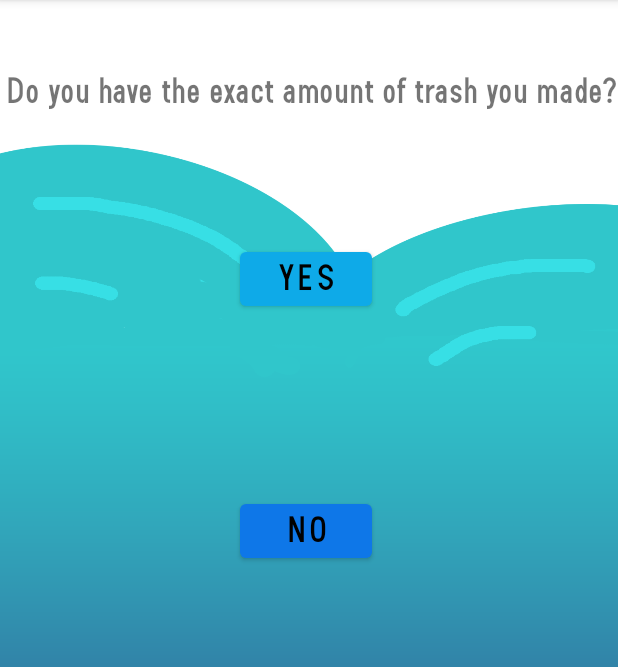
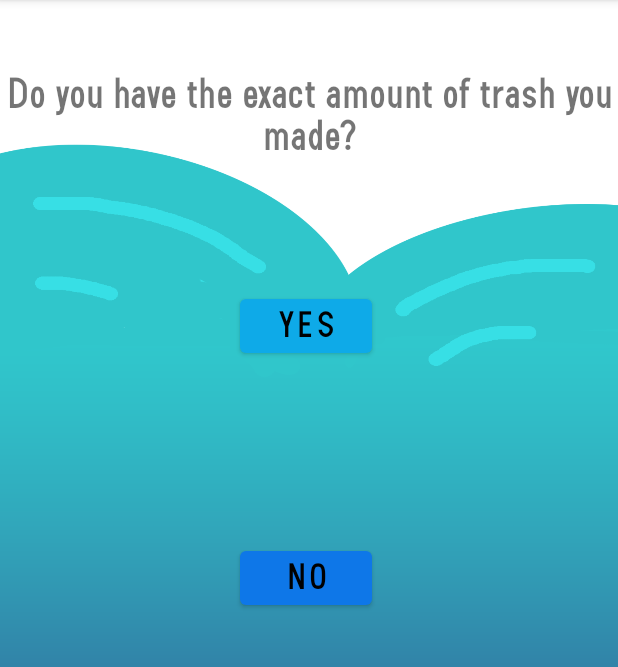
Before and after one commit to ehaque003/oceanenviromentimpact, an Android app: the wastetrackerpage screen opened directly, with no data from a screen before it, on a phone screen of 412 x 824 dp, the part 84-751 px from its top. Run offline under Robolectric (Android 15) with nearby library versions, the phone set to English and light mode, and no system bars.

Commit message:
ui changes to all pages

```diff
--- a/app/src/main/res/layout/activity_wastetrackerpage.xml
+++ b/app/src/main/res/layout/activity_wastetrackerpage.xml
@@ -21,14 +21,15 @@
 
     <TextView
         android:id="@+id/choicegiver"
-        android:layout_width="wrap_content"
-        android:layout_height="wrap_content"
+        android:layout_width="405dp"
+        android:layout_height="57dp"
         android:layout_marginStart="4dp"
         android:layout_marginLeft="4dp"
         android:layout_marginTop="48dp"
         android:fontFamily="@font/sanlususbold"
+        android:gravity="center"
         android:text="Do you have the exact amount of trash you made?"
-        android:textSize="25sp"
+        android:textSize="30sp"
         android:textStyle="bold"
         app:layout_constraintStart_toStartOf="parent"
         app:layout_constraintTop_toTopOf="parent" />
@@ -65,43 +66,43 @@
 
     <EditText
         android:id="@+id/amountoftrashmadethatentry"
-        android:layout_width="wrap_content"
-        android:layout_height="wrap_content"
-        android:layout_marginStart="108dp"
-        android:layout_marginLeft="108dp"
-        android:layout_marginTop="36dp"
+        android:layout_width="262dp"
+        android:layout_height="87dp"
+        android:layout_marginStart="72dp"
+        android:layout_marginLeft="72dp"
+        android:layout_marginTop="64dp"
         android:ems="10"
         android:fontFamily="@font/sanlususbold"
         android:hint="Amount"
         android:inputType="textPersonName"
         android:textColor="#000000"
-        android:textSize="16sp"
+        android:textSize="20sp"
         android:visibility="invisible"
         app:layout_constraintStart_toStartOf="parent"
         app:layout_constraintTop_toBottomOf="@+id/yesbutton" />
 
     <Button
         android:id="@+id/enterbutton"
-        android:layout_width="wrap_content"
-        android:layout_height="wrap_content"
-        android:layout_marginStart="160dp"
-        android:layout_marginLeft="160dp"
-        android:layout_marginTop="48dp"
+        android:layout_width="123dp"
+        android:layout_height="45dp"
+        android:layout_marginStart="144dp"
+        android:layout_marginLeft="144dp"
+        android:layout_marginTop="32dp"
         android:fontFamily="@font/sanlususbold"
         android:text="Enter"
         android:textColor="#000000"
-        android:textSize="16sp"
+        android:textSize="20sp"
         android:visibility="invisible"
         app:layout_constraintStart_toStartOf="parent"
         app:layout_constraintTop_toBottomOf="@+id/nobutton" />
 
     <TextView
         android:id="@+id/improvmenttextshower"
-        android:layout_width="88dp"
-        android:layout_height="69dp"
+        android:layout_width="312dp"
+        android:layout_height="63dp"
         android:layout_marginStart="48dp"
         android:layout_marginLeft="48dp"
-        android:layout_marginTop="44dp"
+        android:layout_marginTop="52dp"
         android:fontFamily="@font/sanlususbold"
         android:text="TextView"
         android:textColor="#000000"
```
